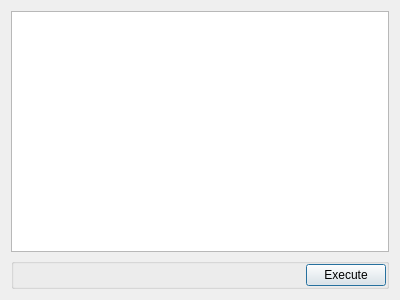
Old version of the form ui/dlgScriptConsole.ui in the repository spthaolt/qscite.
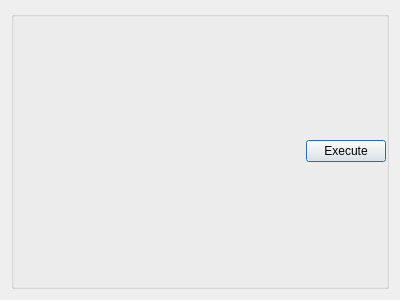
New version of the form.

Commit message: moved script engine to be a part of the main QScite window. Changed editor into a QsciScintilla instance with JS highlighting.

What changed in the file:
```diff
--- a/ui/dlgScriptConsole.ui
+++ b/ui/dlgScriptConsole.ui
@@ -14,9 +14,6 @@
    <string>Script Console</string>
   </property>
   <layout class="QVBoxLayout" name="verticalLayout">
-   <item>
-    <widget class="QTextEdit" name="txtCommand"/>
-   </item>
    <item>
     <widget class="QGroupBox" name="groupBox">
      <property name="title">
```
The commit also changes 4 other files.
